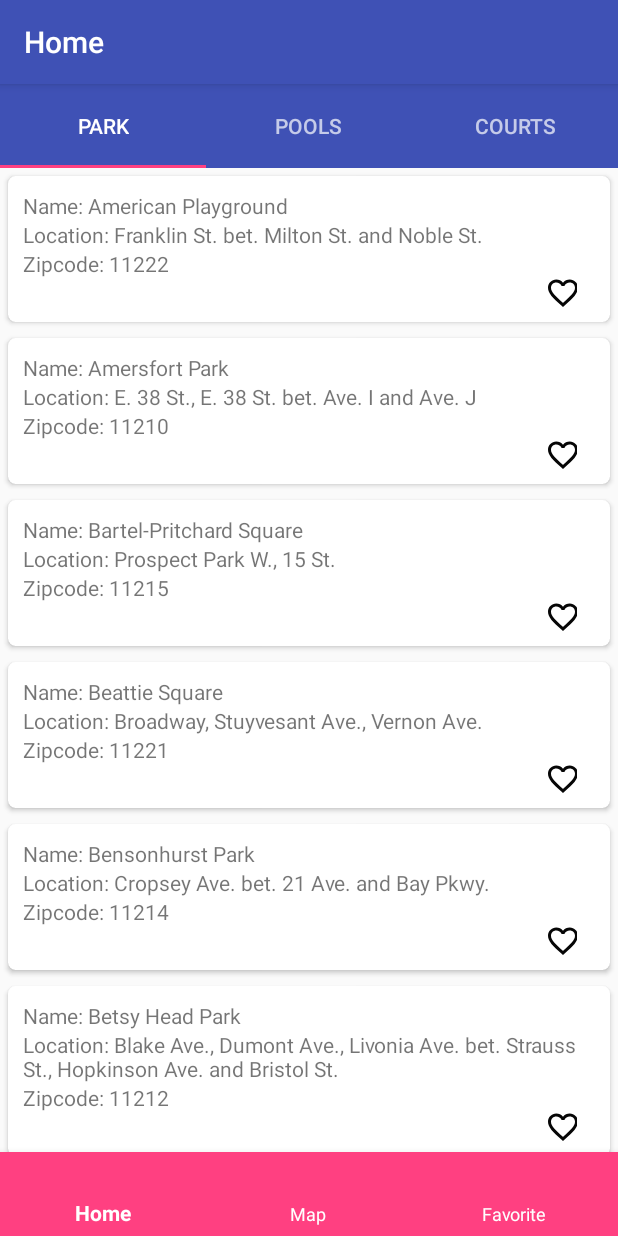
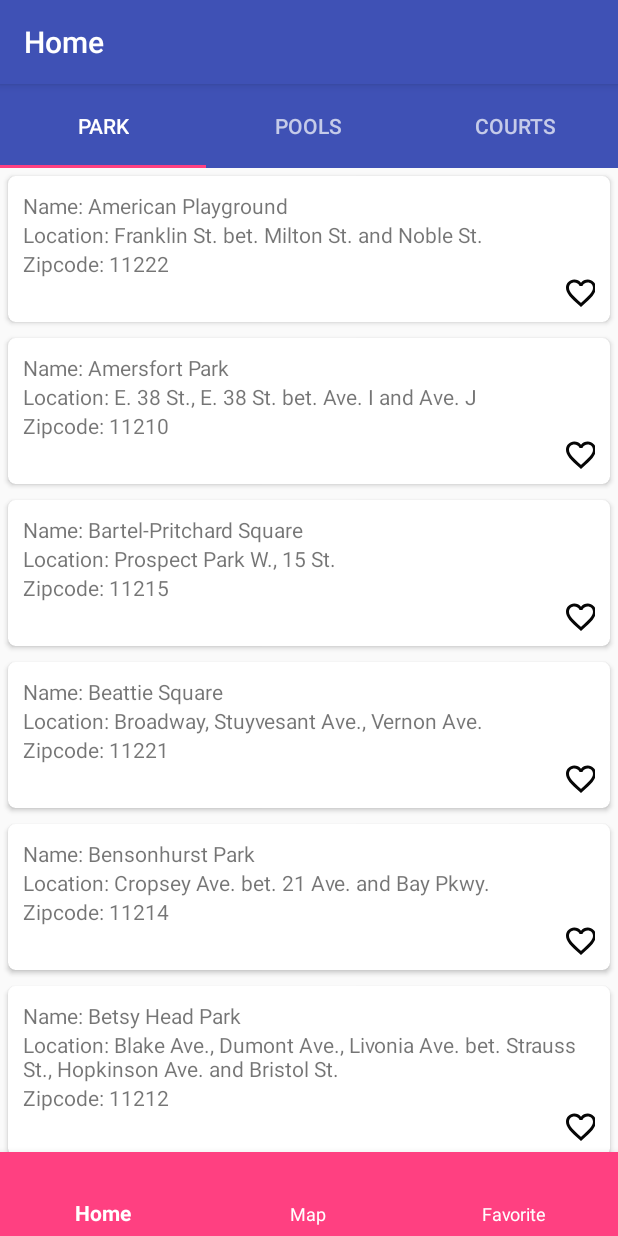
Before and after one commit to mrahimov/Hackathon, an Android app: the screen it shows after launch (MainActivity), after a tap on "RECREATIONAL ACTIVITIES", on a phone screen of 412 x 824 dp. Run offline under Robolectric (Android 15) with nearby library versions, the phone set to English and light mode, and no system bars.

Commit message:
changed xml

```diff
--- a/app/src/main/java/com/example/murodjonrahimov/hackathon/controller/JobsAdapter.java
+++ b/app/src/main/java/com/example/murodjonrahimov/hackathon/controller/JobsAdapter.java
@@ -36,7 +36,6 @@ public class JobsAdapter extends RecyclerView.Adapter<JobsViewHolder> {
 
         Jobs jobs =jobsList.get(position);
         holder.onBind(jobs);
-
     }
 
     @Override
--- a/app/src/main/java/com/example/murodjonrahimov/hackathon/controller/PoolsAdapter.java
+++ b/app/src/main/java/com/example/murodjonrahimov/hackathon/controller/PoolsAdapter.java
@@ -14,7 +14,7 @@ import java.util.List;
  * Created by murodjon.rahimov on 3/3/18.
  */
 
-public class PoolsAdapter extends RecyclerView.Adapter<PoolsViewHolder> {
+public class    PoolsAdapter extends RecyclerView.Adapter<PoolsViewHolder> {
 
   private List<ModelPools> poolsList;
 
@@ -64,7 +64,7 @@ class PoolsViewHolder extends RecyclerView.ViewHolder {
 
   public void onBind(final ModelPools modelPools) {
     poolsName.setText("name: " + modelPools.getName());
-    poolsAddress.setText("address: " + modelPools.getLocation());
+    poolsAddress.setText(modelPools.getLocation());
     poolsPhone.setText("phone: " + modelPools.getPhone());
     poolsImage.setImageResource(modelPools.getImage());
     poolsImage.setImageResource(modelPools.getImage());
--- a/app/src/main/java/com/example/murodjonrahimov/hackathon/views/ParksViewHolder.java
+++ b/app/src/main/java/com/example/murodjonrahimov/hackathon/views/ParksViewHolder.java
@@ -5,7 +5,6 @@ import android.support.v7.widget.RecyclerView;
 import android.view.View;
 import android.widget.ImageButton;
 import android.widget.TextView;
-
 import com.example.murodjonrahimov.hackathon.R;
 import com.example.murodjonrahimov.hackathon.model.Park;
 
--- a/app/src/main/java/com/example/murodjonrahimov/hackathon/views/VolunteerViewHolder.java
+++ b/app/src/main/java/com/example/murodjonrahimov/hackathon/views/VolunteerViewHolder.java
@@ -4,7 +4,6 @@ import android.support.v7.widget.RecyclerView;
 import android.view.View;
 import android.widget.ImageButton;
 import android.widget.TextView;
-
 import com.example.murodjonrahimov.hackathon.R;
 import com.example.murodjonrahimov.hackathon.model.Volunteer;
 
--- a/app/src/main/res/layout/parks_itemview_layot.xml
+++ b/app/src/main/res/layout/parks_itemview_layot.xml
@@ -1,6 +1,7 @@
 <?xml version="1.0" encoding="utf-8"?>
 <LinearLayout
   xmlns:android="http://schemas.android.com/apk/res/android"
+  xmlns:tools="http://schemas.android.com/tools"
   android:layout_width="match_parent"
   android:layout_height="wrap_content"
   android:orientation="vertical">
@@ -8,13 +9,13 @@
     <android.support.v7.widget.CardView
       xmlns:card_view="http://schemas.android.com/apk/res-auto"
       android:id="@+id/card_view"
-        android:layout_gravity="center"
       android:layout_width="match_parent"
       android:layout_height="wrap_content"
-        card_view:cardCornerRadius="5dp"
-        android:layout_margin="5dp">
+      android:layout_gravity="center"
+      android:layout_margin="5dp"
+      card_view:cardCornerRadius="5dp">
 
-        <LinearLayout
+        <RelativeLayout
           android:layout_width="match_parent"
           android:layout_height="match_parent"
           android:orientation="vertical"
@@ -23,27 +24,31 @@
             <TextView
               android:id="@+id/park_name"
               android:layout_width="match_parent"
-                android:layout_height="wrap_content"/>
+              android:layout_height="wrap_content"
+              tools:text="Name"/>
 
             <TextView
               android:id="@+id/park_location"
               android:layout_width="match_parent"
-                android:layout_height="wrap_content" />
+              android:layout_height="wrap_content"
+              android:layout_below="@+id/park_name"
+              tools:text="location"/>
 
             <TextView
               android:id="@+id/park_zipcode"
               android:layout_width="match_parent"
-                android:layout_height="wrap_content"/>
+              android:layout_height="wrap_content"
+              android:layout_below="@+id/park_location"
+              tools:text="zipcode"/>
 
             <ImageButton
               android:id="@+id/image_button"
               android:layout_width="19dp"
               android:layout_height="19dp"
-                android:background="@android:color/transparent"
-                android:layout_marginLeft="350dp"/>
+              android:layout_alignParentEnd="true"
+              android:layout_below="@id/park_zipcode"
+              android:background="@android:color/transparent"/>
 
+        </RelativeLayout>
+    </android.support.v7.widget.CardView>
 </LinearLayout>
-
-    </android.support.v7.widget.CardView>
-
-</LinearLayout>
```
Also changed, not shown: app/src/main/java/com/example/murodjonrahimov/hackathon/views/JobsViewHolder.java (+0 -9 lines), app/src/main/res/layout/courts_item_view.xml (+16 -16 lines), app/src/main/res/layout/fragment_pools.xml (+6 -4 lines), app/src/main/res/layout/jobs_item_view.xml (+16 -14 lines), app/src/main/res/layout/pools_item_view.xml (+27 -18 lines), app/src/main/res/layout/volunteer_item_view.xml (+14 -14 lines). Lines whose indentation alone changed are shown as unchanged.
